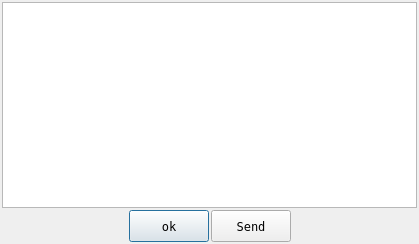
Qt form src/libs/qiwigui/qiwierrorview.ui (Pastor/qqiwipost) before a commit.
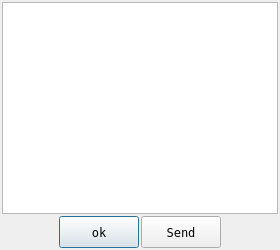
The same form after that commit.

```diff
--- a/src/libs/qiwigui/qiwierrorview.ui
+++ b/src/libs/qiwigui/qiwierrorview.ui
@@ -9,8 +9,8 @@
    <rect>
     <x>0</x>
     <y>0</y>
-    <width>419</width>
-    <height>244</height>
+    <width>280</width>
+    <height>250</height>
    </rect>
   </property>
   <property name="font">
```
